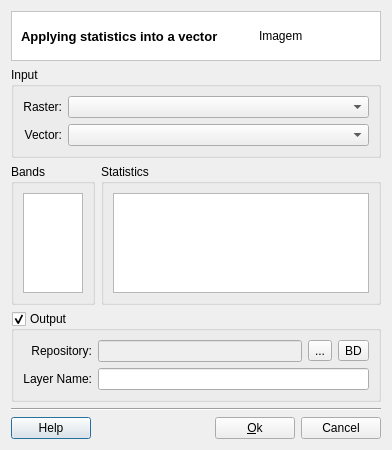
claudiobogossian/terralib5, file src/terralib/attributefill/qt/ui/RasterToVectorDialogForm.ui: the form before one commit.
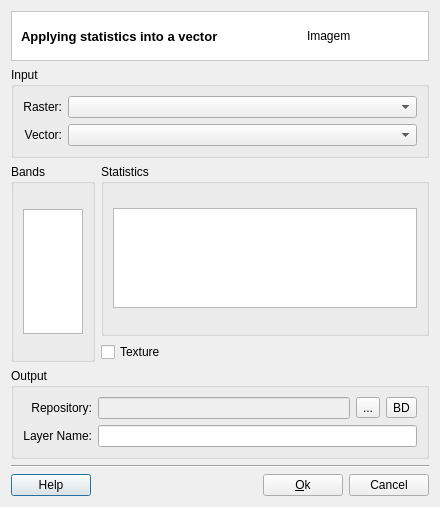
The form after the commit. Custom widgets are drawn as their Qt base class.

The edit to the form file:
```diff
--- a/src/terralib/attributefill/qt/ui/RasterToVectorDialogForm.ui
+++ b/src/terralib/attributefill/qt/ui/RasterToVectorDialogForm.ui
@@ -6,20 +6,17 @@
    <rect>
     <x>0</x>
     <y>0</y>
-    <width>382</width>
-    <height>431</height>
+    <width>440</width>
+    <height>507</height>
    </rect>
   </property>
   <property name="windowTitle">
    <string>Dialog</string>
   </property>
-  <layout class="QGridLayout" name="gridLayout_16">
-   <property name="sizeConstraint">
-    <enum>QLayout::SetFixedSize</enum>
-   </property>
+  <layout class="QGridLayout" name="gridLayout_18">
    <item row="0" column="0">
-    <layout class="QGridLayout" name="gridLayout_15">
-     <item row="0" column="0" colspan="2">
+    <layout class="QGridLayout" name="gridLayout_17">
+     <item row="0" column="0">
       <widget class="QFrame" name="frame_2">
        <property name="styleSheet">
         <string notr="true">QWidget { background: white }</string>
@@ -76,7 +73,7 @@
        </layout>
       </widget>
      </item>
-     <item row="1" column="0" colspan="2">
+     <item row="1" column="0">
       <widget class="QGroupBox" name="m_inRasterGroupBox">
        <property name="sizePolicy">
         <sizepolicy hsizetype="MinimumExpanding" vsizetype="Preferred">
@@ -144,6 +141,8 @@
       </widget>
      </item>
      <item row="2" column="0">
+      <layout class="QGridLayout" name="gridLayout_16">
+       <item row="0" column="0">
       <widget class="QGroupBox" name="m_bandsGroupBox">
        <property name="sizePolicy">
         <sizepolicy hsizetype="Fixed" vsizetype="Preferred">
@@ -160,7 +159,7 @@
           <property name="maximumSize">
            <size>
             <width>60</width>
-            <height>100</height>
+              <height>125</height>
            </size>
           </property>
           <property name="selectionMode">
@@ -171,7 +170,9 @@
        </layout>
       </widget>
      </item>
-     <item row="2" column="1">
+       <item row="0" column="1">
+        <layout class="QGridLayout" name="gridLayout_15">
+         <item row="0" column="0">
       <widget class="QGroupBox" name="m_statisticsGroupBox">
        <property name="title">
         <string>Statistics</string>
@@ -193,7 +194,18 @@
        </layout>
       </widget>
      </item>
-     <item row="3" column="0" colspan="2">
+         <item row="1" column="0">
+          <widget class="QCheckBox" name="m_textureCheckBox">
+           <property name="text">
+            <string>Texture</string>
+           </property>
+          </widget>
+         </item>
+        </layout>
+       </item>
+      </layout>
+     </item>
+     <item row="3" column="0">
       <widget class="QGroupBox" name="groupBox_3">
        <property name="sizePolicy">
         <sizepolicy hsizetype="Preferred" vsizetype="Preferred">
@@ -205,7 +217,7 @@
         <string>Output</string>
        </property>
        <property name="checkable">
-        <bool>true</bool>
+        <bool>false</bool>
        </property>
        <layout class="QGridLayout" name="gridLayout_12">
         <item row="0" column="0">
@@ -287,7 +299,7 @@
        </layout>
       </widget>
      </item>
-     <item row="4" column="0" colspan="2">
+     <item row="4" column="0">
       <layout class="QGridLayout" name="gridLayout_4">
        <item row="0" column="0">
         <widget class="Line" name="line_2">
```
Lines whose indentation alone changed are shown as unchanged.
